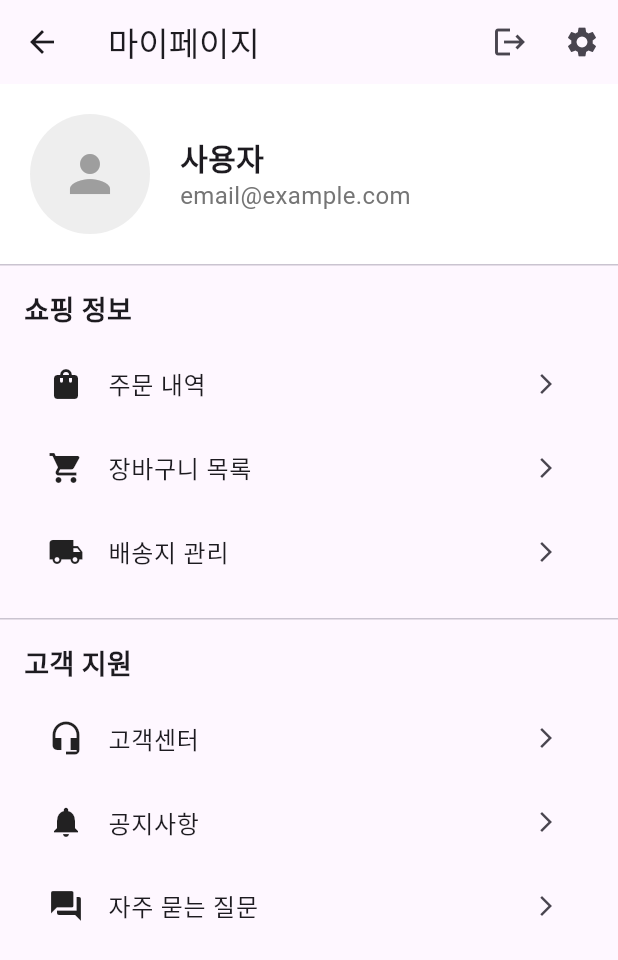
After one commit to himedia-project/aniwhere-flutter, a Flutter app: the HomePage screen opened by its route, after a tap on the "person" icon, on a phone screen of 412 x 824 dp. The commit adds this screen. Shown: the top 960 px of the screen. Run offline on Flutter 3.47's test engine with Material 3 defaults, Android fonts, the phone set to English and light mode, and no system bars; our stand-ins replace google_fonts; missing offline and left inert: kakao_flutter_sdk, kakao_flutter_sdk_user; network calls fail.

Commit message:
마이페이지 구현 로그아웃 기능도 그 페이지로 이동

```diff
--- a/lib/main.dart
+++ b/lib/main.dart
@@ -1,6 +1,7 @@
 import 'package:aniwhere_flutter/pages/branch_page.dart';
 import 'package:aniwhere_flutter/pages/home_page.dart';
 import 'package:aniwhere_flutter/pages/login_page.dart';
+import 'package:aniwhere_flutter/pages/my_page.dart';
 import 'package:aniwhere_flutter/pages/product_page.dart';
 import 'package:aniwhere_flutter/providers/user_provider.dart';
 import 'package:flutter/material.dart';
@@ -62,6 +63,7 @@ class MyApp extends StatelessWidget {
             categoryName: args['categoryName'],
           );
         },
+        "/mypage": (context) => const MyPage(),
       },
     );
   }
--- a/lib/pages/home_page.dart
+++ b/lib/pages/home_page.dart
@@ -356,14 +356,17 @@ class _HomePageState extends State<HomePage> {
             },
           ),
           IconButton(
-            icon: const Icon(Icons.logout),
-            onPressed: _logout,
+            icon: const Icon(Icons.shopping_cart),
+            onPressed: (){
+              Navigator.pushNamed(context, '/cart');
+            },
           ),
           IconButton(
-              onPressed: (){
-                Navigator.pushNamed(context, '/cart');
-              },
-              icon: const Icon(Icons.shopping_cart))
+            icon: const Icon(Icons.person),
+            onPressed: () {
+              Navigator.pushNamed(context, '/mypage');
+            },
+          ),
         ],
       ),
       body: SingleChildScrollView(
--- /dev/null
+++ b/lib/pages/my_page.dart
@@ -0,0 +1,247 @@
+import 'package:flutter/material.dart';
+import 'package:provider/provider.dart';
+import '../providers/user_provider.dart';
+import '../util/api_utils.dart';
+import 'package:http/http.dart' as http;
+import 'dart:convert';
+
+class MyPage extends StatefulWidget {
+  const MyPage({super.key});
+
+  @override
+  State<MyPage> createState() => _MyPageState();
+}
+
+class _MyPageState extends State<MyPage> {
+  Map<String, dynamic> userInfo = {};
+
+  @override
+  void initState() {
+    super.initState();
+    fetchUserInfo();
+  }
+
+  Future<void> fetchUserInfo() async {
+    try {
+      final response = await http.get(
+        Uri.parse('${ApiUtils.baseUrl}/member/info'),
+      );
+
+      if (response.statusCode == 200) {
+        setState(() {
+          userInfo = jsonDecode(utf8.decode(response.bodyBytes));
+        });
+      }
+    } catch (e) {
+      print('Error fetching user info: $e');
+    }
+  }
+
+  Future<void> _logout() async {
+    // 확인 다이얼로그 표시
+    bool? confirmLogout = await showDialog<bool>(
+      context: context,
+      builder: (BuildContext context) {
+        return AlertDialog(
+          title: const Text('로그아웃'),
+          content: const Text('정말 로그아웃 하시겠습니까?'),
+          actions: [
+            TextButton(
+              onPressed: () {
+                Navigator.of(context).pop(false); // 취소
+              },
+              child: const Text('취소'),
+            ),
+            TextButton(
+              onPressed: () {
+                Navigator.of(context).pop(true); // 확인
+              },
+              child: const Text(
+                '확인',
+                style: TextStyle(
+                  color: Colors.red,
+                ),
+              ),
+            ),
+          ],
+        );
+      },
+    );
+
+    // 사용자가 확인을 선택한 경우에만 로그아웃 진행
+    if (confirmLogout == true) {
+      try {
+        final response = await http.post(
+          Uri.parse('${ApiUtils.baseUrl}/member/logout'),
+        );
+
+        if (response.statusCode == 200) {
+          // 로그아웃 성공 시 UserProvider의 데이터 초기화
+          context.read<UserProvider>().clearUserData();
+          // 로그인 페이지로 이동
+          if (mounted) {
+            Navigator.pushReplacementNamed(context, '/login');
+          }
+        } else {
+          if (mounted) {
+            ScaffoldMessenger.of(context).showSnackBar(
+              const SnackBar(content: Text('로그아웃 실패')),
+            );
+          }
+        }
+      } catch (e) {
+        if (mounted) {
+          ScaffoldMessenger.of(context).showSnackBar(
+            SnackBar(content: Text('로그아웃 중 오류 발생: $e')),
+          );
+        }
+      }
+    }
+  }
+
+  Widget _buildMenuItem({
+    required IconData icon,
+    required String title,
+    required VoidCallback onTap,
+  }) {
+    return ListTile(
+      leading: Icon(icon, color: Colors.black87),
+      title: Text(title),
+      trailing: const Icon(Icons.arrow_forward_ios, size: 16),
+      onTap: onTap,
+    );
+  }
+
+  @override
+  Widget build(BuildContext context) {
+    final userProvider = context.watch<UserProvider>();
+
+    return Scaffold(
+      appBar: AppBar(
+        title: const Text('마이페이지'),
+        actions: [
+          IconButton(
+            icon: const Icon(Icons.logout),
+            onPressed: _logout,
+          ),
+          IconButton(
+            icon: const Icon(Icons.settings),
+            onPressed: () {
+              Navigator.pushNamed(context, '/settings');
+            },
+          ),
+        ],
+      ),
+      body: SingleChildScrollView(
+        child: Column(
+          children: [
+            // 프로필 섹션
+            Container(
+              padding: const EdgeInsets.all(20),
+              color: Colors.white,
+              child: Row(
+                children: [
+                  CircleAvatar(
+                    radius: 40,
+                    backgroundColor: Colors.grey[200],
+                    child: const Icon(Icons.person, size: 40, color: Colors.grey),
+                  ),
+                  const SizedBox(width: 20),
+                  Expanded(
+                    child: Column(
+                      crossAxisAlignment: CrossAxisAlignment.start,
+                      children: [
+                        Text(
+                          userProvider.email ?? '사용자',
+                          style: const TextStyle(
+                            fontSize: 20,
+                            fontWeight: FontWeight.bold,
+                          ),
+                        ),
+                        Text(
+                          userProvider.email ?? 'email@example.com',
+                          style: TextStyle(
+                            fontSize: 16,
+                            color: Colors.grey[600],
+                          ),
+                        ),
+                      ],
+                    ),
+                  ),
+                ],
+              ),
+            ),
+            const Divider(height: 1),
+
+            // 주문 관련 메뉴
+            Padding(
+              padding: const EdgeInsets.all(16),
+              child: Column(
+                crossAxisAlignment: CrossAxisAlignment.start,
+                children: [
+                  const Text(
+                    '쇼핑 정보',
+                    style: TextStyle(
+                      fontSize: 18,
+                      fontWeight: FontWeight.bold,
+                    ),
+                  ),
+                  const SizedBox(height: 8),
+                  _buildMenuItem(
+                    icon: Icons.shopping_bag,
+                    title: '주문 내역',
+                    onTap: () => Navigator.pushNamed(context, '/orders'),
+                  ),
+                  _buildMenuItem(
+                    icon: Icons.shopping_cart,
+                    title: '장바구니 목록',
+                    onTap: () => Navigator.pushNamed(context, '/cart'),
+                  ),
+                  _buildMenuItem(
+                    icon: Icons.local_shipping,
+                    title: '배송지 관리',
+                    onTap: () => Navigator.pushNamed(context, '/addresses'),
+                  ),
+                ],
+              ),
+            ),
+            const Divider(height: 1),
+
+            // 고객 지원 메뉴
+            Padding(
+              padding: const EdgeInsets.all(16),
+              child: Column(
+                crossAxisAlignment: CrossAxisAlignment.start,
+                children: [
+                  const Text(
+                    '고객 지원',
+                    style: TextStyle(
+                      fontSize: 18,
+                      fontWeight: FontWeight.bold,
+                    ),
+                  ),
+                  const SizedBox(height: 8),
+                  _buildMenuItem(
+                    icon: Icons.headset_mic,
+                    title: '고객센터',
+                    onTap: () => Navigator.pushNamed(context, '/customer-service'),
+                  ),
+                  _buildMenuItem(
+                    icon: Icons.notifications,
+                    title: '공지사항',
+                    onTap: () => Navigator.pushNamed(context, '/notices'),
+                  ),
+                  _buildMenuItem(
+                    icon: Icons.question_answer,
+                    title: '자주 묻는 질문',
+                    onTap: () => Navigator.pushNamed(context, '/faq'),
+                  ),
+                ],
+              ),
+            ),
+          ],
+        ),
+      ),
+    );
+  }
+}
```
